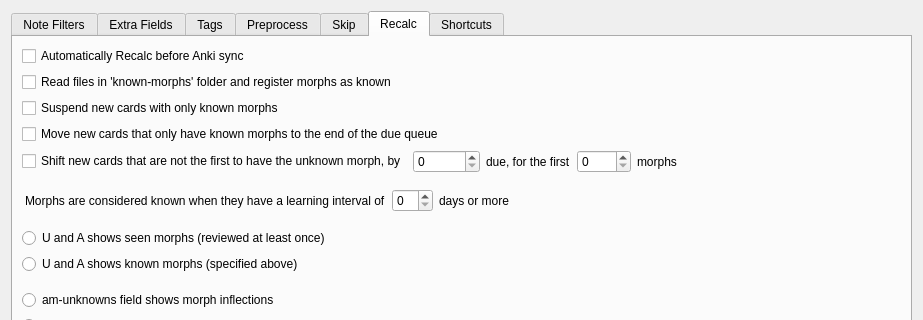
mortii/anki-morphs, file ankimorphs/ui/settings_dialog.ui: the form before one commit; both pictures show x 0 to 923 and y 0 to 320 of the 923 by 472 pixel window.
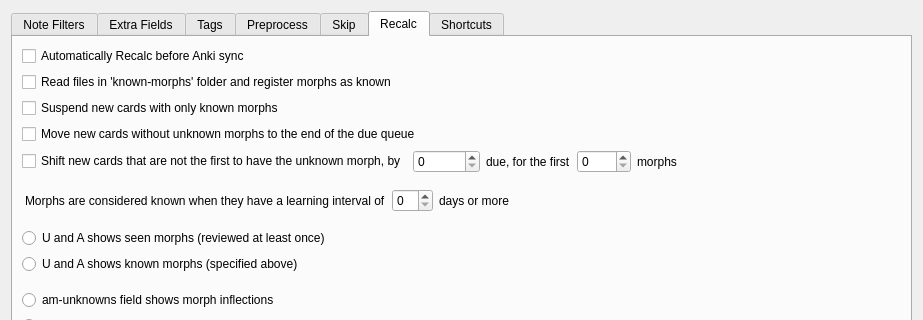
The form after the commit. The open tabs and pages were chosen to show the change.

```diff
--- a/ankimorphs/ui/settings_dialog.ui
+++ b/ankimorphs/ui/settings_dialog.ui
@@ -459,7 +459,7 @@
              <item>
               <widget class="QCheckBox" name="recalcMoveKnownNewCardsToTheEndCheckBox">
                <property name="text">
-                <string>Move new cards that only have known morphs to the end of the due queue</string>
+                <string>Move new cards without unknown morphs to the end of the due queue</string>
                </property>
               </widget>
              </item>
```
Left out of the diff: 2 changed lines with no effect on the pictures.
